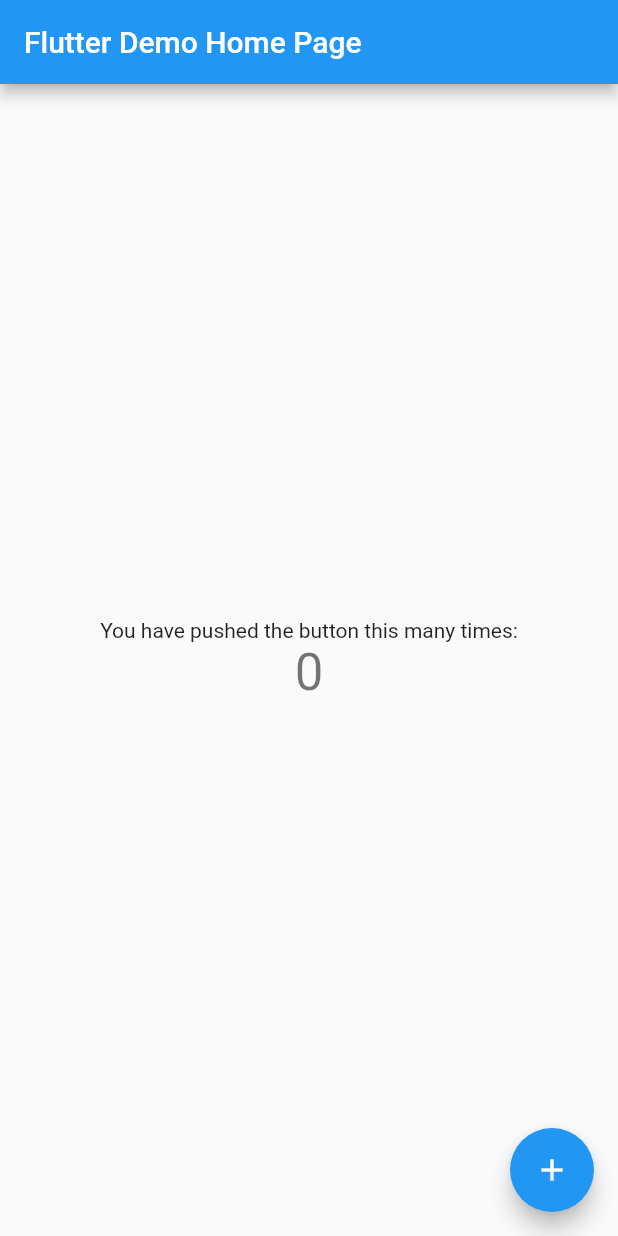
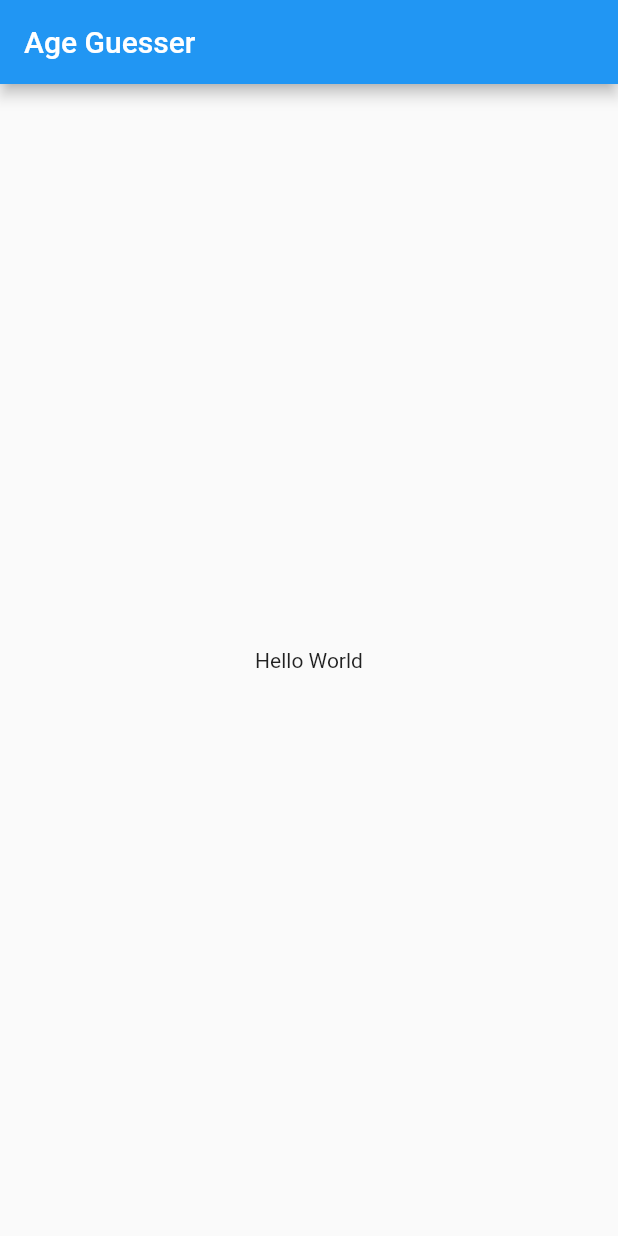
Before and after one commit to Biomass2857/age_guesser, a Flutter app: the screen it shows after launch, on a phone screen of 412 x 824 dp. Run offline on Flutter 3.47's test engine with Material 2 defaults, Android fonts, the phone set to English and light mode, and no system bars.

Commit message:
change structure

```diff
--- /dev/null
+++ b/lib/boilerplate/scaffold_wrapper_widget.dart
@@ -0,0 +1,17 @@
+import 'package:age_guesser/main_page/main_page.dart';
+import 'package:flutter/material.dart';
+
+class ScaffoldWrapperWidget extends StatelessWidget {
+  const ScaffoldWrapperWidget({super.key});
+
+  @override
+  Widget build(BuildContext context) {
+    return MaterialApp(
+        home: Scaffold(
+      appBar: AppBar(
+        title: const Text("Age Guesser"),
+      ),
+      body: const MainPageWidget(),
+    ));
+  }
+}
--- a/lib/main.dart
+++ b/lib/main.dart
@@ -1,115 +1,6 @@
+import 'package:age_guesser/boilerplate/scaffold_wrapper_widget.dart';
 import 'package:flutter/material.dart';
 
 void main() {
-  runApp(const MyApp());
+  runApp(const ScaffoldWrapperWidget());
 }
-
-class MyApp extends StatelessWidget {
-  const MyApp({super.key});
-
-  // This widget is the root of your application.
-  @override
-  Widget build(BuildContext context) {
-    return MaterialApp(
-      title: 'Flutter Demo',
-      theme: ThemeData(
-        // This is the theme of your application.
-        //
-        // Try running your application with "flutter run". You'll see the
-        // application has a blue toolbar. Then, without quitting the app, try
-        // changing the primarySwatch below to Colors.green and then invoke
-        // "hot reload" (press "r" in the console where you ran "flutter run",
-        // or simply save your changes to "hot reload" in a Flutter IDE).
-        // Notice that the counter didn't reset back to zero; the application
-        // is not restarted.
-        primarySwatch: Colors.blue,
-      ),
-      home: const MyHomePage(title: 'Flutter Demo Home Page'),
-    );
-  }
-}
-
-class MyHomePage extends StatefulWidget {
-  const MyHomePage({super.key, required this.title});
-
-  // This widget is the home page of your application. It is stateful, meaning
-  // that it has a State object (defined below) that contains fields that affect
-  // how it looks.
-
-  // This class is the configuration for the state. It holds the values (in this
-  // case the title) provided by the parent (in this case the App widget) and
-  // used by the build method of the State. Fields in a Widget subclass are
-  // always marked "final".
-
-  final String title;
-
-  @override
-  State<MyHomePage> createState() => _MyHomePageState();
-}
-
-class _MyHomePageState extends State<MyHomePage> {
-  int _counter = 0;
-
-  void _incrementCounter() {
-    setState(() {
-      // This call to setState tells the Flutter framework that something has
-      // changed in this State, which causes it to rerun the build method below
-      // so that the display can reflect the updated values. If we changed
-      // _counter without calling setState(), then the build method would not be
-      // called again, and so nothing would appear to happen.
-      _counter++;
-    });
-  }
-
-  @override
-  Widget build(BuildContext context) {
-    // This method is rerun every time setState is called, for instance as done
-    // by the _incrementCounter method above.
-    //
-    // The Flutter framework has been optimized to make rerunning build methods
-    // fast, so that you can just rebuild anything that needs updating rather
-    // than having to individually change instances of widgets.
-    return Scaffold(
-      appBar: AppBar(
-        // Here we take the value from the MyHomePage object that was created by
-        // the App.build method, and use it to set our appbar title.
-        title: Text(widget.title),
-      ),
-      body: Center(
-        // Center is a layout widget. It takes a single child and positions it
-        // in the middle of the parent.
-        child: Column(
-          // Column is also a layout widget. It takes a list of children and
-          // arranges them vertically. By default, it sizes itself to fit its
-          // children horizontally, and tries to be as tall as its parent.
-          //
-          // Invoke "debug painting" (press "p" in the console, choose the
-          // "Toggle Debug Paint" action from the Flutter Inspector in Android
-          // Studio, or the "Toggle Debug Paint" command in Visual Studio Code)
-          // to see the wireframe for each widget.
-          //
-          // Column has various properties to control how it sizes itself and
-          // how it positions its children. Here we use mainAxisAlignment to
-          // center the children vertically; the main axis here is the vertical
-          // axis because Columns are vertical (the cross axis would be
-          // horizontal).
-          mainAxisAlignment: MainAxisAlignment.center,
-          children: <Widget>[
-            const Text(
-              'You have pushed the button this many times:',
-            ),
-            Text(
-              '$_counter',
-              style: Theme.of(context).textTheme.headlineMedium,
-            ),
-          ],
-        ),
-      ),
-      floatingActionButton: FloatingActionButton(
-        onPressed: _incrementCounter,
-        tooltip: 'Increment',
-        child: const Icon(Icons.add),
-      ), // This trailing comma makes auto-formatting nicer for build methods.
-    );
-  }
-}
--- /dev/null
+++ b/lib/main_page/main_page.dart
@@ -0,0 +1,10 @@
+import 'package:flutter/material.dart';
+
+class MainPageWidget extends StatelessWidget {
+  const MainPageWidget({super.key});
+
+  @override
+  Widget build(BuildContext context) {
+    return const Center(child: Text("Hello World"));
+  }
+}
```
Also changed, not shown: 1 other file.
